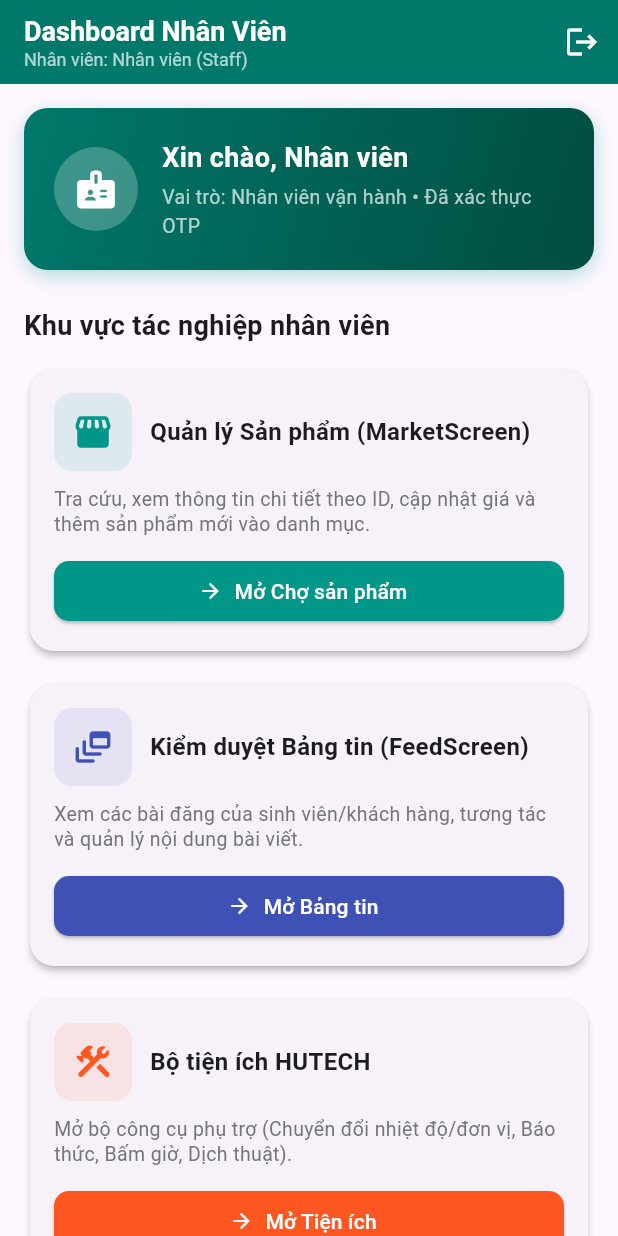
After one commit to aoi0701/NgocTruong_2380602415, a Flutter app: the StaffScreen screen opened directly, on a phone screen of 412 x 824 dp. The commit adds this screen. Run offline on Flutter 3.47's test engine with Material 3 defaults, Android fonts, the phone set to English and light mode, and no system bars; our stand-ins replace camera, carousel_slider, flutter_dotenv, google_nav_bar, image_picker, jwt_decoder and 7 more; missing offline and left inert: alarm, google_mlkit_text_recognition, google_mlkit_translation, smart_auth; accounts and stored records are empty; network calls fail.

Commit message:
feat: implement OTP login verification and Staff role with dashboard

```diff
--- a/lib/practice/practice_entry.dart
+++ b/lib/practice/practice_entry.dart
@@ -116,8 +116,8 @@ class _PracticeHubScreen extends StatelessWidget {
             // Card 1: Tuần 7 - Xác thực & Phân quyền
             _buildActionCard(
               context,
-              title: 'Tuần 7: Xác thực & Phân quyền',
-              subtitle: 'Đăng ký, Đăng nhập JWT, Tự động đăng nhập đúng Role (Admin/User), SmartAuth, Quản lý Danh mục.',
+              title: 'Tuần 7: Xác thực & Phân quyền 3 vai trò',
+              subtitle: 'Đăng ký Email, Đăng nhập OTP, Phân quyền chuẩn xác (Admin / Nhân viên / Khách hàng), SmartAuth, Quản lý Danh mục.',
               icon: Icons.security_rounded,
               color: Colors.blue[700]!,
               onTap: () {
--- a/lib/screens/registration_screen.dart
+++ b/lib/screens/registration_screen.dart
@@ -301,9 +301,9 @@ class _RegistrationScreenState extends State<RegistrationScreen> {
                 ),
                 const SizedBox(height: 12),
 
-                // Vai trò (Role selection: User / Admin)
+                // Vai trò (Role selection: User / Staff / Admin)
                 DropdownButtonFormField<String>(
-                  value: ['User', 'Admin'].contains(_roleController.text)
+                  value: ['User', 'Staff', 'Admin'].contains(_roleController.text)
                       ? _roleController.text
                       : 'User',
                   decoration: InputDecoration(
@@ -322,11 +322,15 @@ class _RegistrationScreenState extends State<RegistrationScreen> {
                   items: const [
                     DropdownMenuItem(
                       value: 'User',
-                      child: Text('User (Người dùng thông thường)'),
+                      child: Text('Khách hàng / Sinh viên (User)'),
+                    ),
+                    DropdownMenuItem(
+                      value: 'Staff',
+                      child: Text('Nhân viên vận hành (Staff)'),
                     ),
                     DropdownMenuItem(
                       value: 'Admin',
-                      child: Text('Admin (Quản trị viên)'),
+                      child: Text('Quản trị viên hệ thống (Admin)'),
                     ),
                   ],
                   onChanged: (val) {
--- /dev/null
+++ b/lib/screens/staff_screen.dart
@@ -0,0 +1,267 @@
+import 'package:flutter/material.dart';
+import '../utils/auth.dart';
+import 'login_screen.dart';
+import 'market_screen.dart';
+import 'feed_screen.dart';
+import '../HomeScreen.dart';
+
+class StaffScreen extends StatefulWidget {
+  const StaffScreen({super.key});
+
+  @override
+  State<StaffScreen> createState() => _StaffScreenState();
+}
+
+class _StaffScreenState extends State<StaffScreen> {
+  String _staffName = 'Nhân viên';
+
+  @override
+  void initState() {
+    super.initState();
+    _loadStaffInfo();
+  }
+
+  Future<void> _loadStaffInfo() async {
+    final name = await Auth.getUsername();
+    if (mounted && name != null && name.isNotEmpty) {
+      setState(() => _staffName = name);
+    }
+  }
+
+  Future<void> _handleLogout() async {
+    final bool? confirm = await showDialog<bool>(
+      context: context,
+      builder: (ctx) => AlertDialog(
+        title: const Text('Đăng xuất'),
+        content: const Text('Bạn có chắc chắn muốn đăng xuất khỏi tài khoản nhân viên?'),
+        actions: [
+          TextButton(
+            onPressed: () => Navigator.pop(ctx, false),
+            child: const Text('Hủy'),
+          ),
+          ElevatedButton(
+            style: ElevatedButton.styleFrom(backgroundColor: Colors.red),
+            onPressed: () => Navigator.pop(ctx, true),
+            child: const Text('Đăng xuất', style: TextStyle(color: Colors.white)),
+          ),
+        ],
+      ),
+    );
+
+    if (confirm == true) {
+      await Auth.logout();
+      if (!mounted) return;
+      Navigator.pushAndRemoveUntil(
+        context,
+        MaterialPageRoute(builder: (_) => const LoginScreen()),
+        (route) => false,
+      );
+    }
+  }
+
+  @override
+  Widget build(BuildContext context) {
+    return Scaffold(
+      appBar: AppBar(
+        title: Column(
+          crossAxisAlignment: CrossAxisAlignment.start,
+          children: [
+            const Text(
+              'Dashboard Nhân Viên',
+              style: TextStyle(fontWeight: FontWeight.bold, fontSize: 18),
+            ),
+            Text(
+              'Nhân viên: $_staffName (Staff)',
+              style: const TextStyle(fontSize: 12, color: Colors.white70),
+            ),
+          ],
+        ),
+        backgroundColor: Colors.teal[700],
+        foregroundColor: Colors.white,
+        actions: [
+          IconButton(
+            icon: const Icon(Icons.logout),
+            tooltip: 'Đăng xuất',
+            onPressed: _handleLogout,
+          ),
+        ],
+      ),
+      body: SingleChildScrollView(
+        padding: const EdgeInsets.all(16.0),
+        child: Column(
+          crossAxisAlignment: CrossAxisAlignment.start,
+          children: [
+            // Banner chào mừng nhân viên
+            Container(
+              padding: const EdgeInsets.all(20),
+              decoration: BoxDecoration(
+                gradient: LinearGradient(
+                  colors: [Colors.teal[700]!, Colors.teal[900]!],
+                  begin: Alignment.topLeft,
+                  end: Alignment.bottomRight,
+                ),
+                borderRadius: BorderRadius.circular(16),
+                boxShadow: [
+                  BoxShadow(
+                    color: Colors.teal.withValues(alpha: 0.3),
+                    blurRadius: 10,
+                    offset: const Offset(0, 4),
+                  ),
+                ],
+              ),
+              child: Row(
+                children: [
+                  CircleAvatar(
+                    radius: 28,
+                    backgroundColor: Colors.white24,
+                    child: const Icon(Icons.badge_rounded, color: Colors.white, size: 30),
+                  ),
+                  const SizedBox(width: 16),
+                  Expanded(
+                    child: Column(
+                      crossAxisAlignment: CrossAxisAlignment.start,
+                      children: [
+                        Text(
+                          'Xin chào, $_staffName',
+                          style: const TextStyle(
+                            color: Colors.white,
+                            fontSize: 18,
+                            fontWeight: FontWeight.bold,
+                          ),
+                        ),
+                        const SizedBox(height: 4),
+                        const Text(
+                          'Vai trò: Nhân viên vận hành • Đã xác thực OTP',
+                          style: TextStyle(color: Colors.white70, fontSize: 13),
+                        ),
+                      ],
+                    ),
+                  ),
+                ],
+              ),
+            ),
+            const SizedBox(height: 24),
+
+            const Text(
+              'Khu vực tác nghiệp nhân viên',
+              style: TextStyle(fontSize: 18, fontWeight: FontWeight.bold),
+            ),
+            const SizedBox(height: 12),
+
+            // Card 1: Chợ sản phẩm
+            _buildFeatureCard(
+              title: 'Quản lý Sản phẩm (MarketScreen)',
+              subtitle: 'Tra cứu, xem thông tin chi tiết theo ID, cập nhật giá và thêm sản phẩm mới vào danh mục.',
+              icon: Icons.storefront_rounded,
+              color: Colors.teal,
+              buttonText: 'Mở Chợ sản phẩm',
+              onTap: () {
+                Navigator.push(
+                  context,
+                  MaterialPageRoute(builder: (_) => const MarketScreen()),
+                );
+              },
+            ),
+            const SizedBox(height: 14),
+
+            // Card 2: Bảng tin bài viết
+            _buildFeatureCard(
+              title: 'Kiểm duyệt Bảng tin (FeedScreen)',
+              subtitle: 'Xem các bài đăng của sinh viên/khách hàng, tương tác và quản lý nội dung bài viết.',
+              icon: Icons.dynamic_feed_rounded,
+              color: Colors.indigo,
+              buttonText: 'Mở Bảng tin',
+              onTap: () {
+                Navigator.push(
+                  context,
+                  MaterialPageRoute(builder: (_) => const FeedScreen()),
+                );
+              },
+            ),
+            const SizedBox(height: 14),
+
+            // Card 3: Tiện ích HUTECH
+            _buildFeatureCard(
+              title: 'Bộ tiện ích HUTECH',
+              subtitle: 'Mở bộ công cụ phụ trợ (Chuyển đổi nhiệt độ/đơn vị, Báo thức, Bấm giờ, Dịch thuật).',
+              icon: Icons.construction_rounded,
+              color: Colors.deepOrange,
+              buttonText: 'Mở Tiện ích',
+              onTap: () {
+                Navigator.push(
+                  context,
+                  MaterialPageRoute(builder: (_) => const HomeScreen()),
+                );
+              },
+            ),
+          ],
+        ),
+      ),
+    );
+  }
+
+  Widget _buildFeatureCard({
+    required String title,
+    required String subtitle,
+    required IconData icon,
+    required MaterialColor color,
+    required String buttonText,
+    required VoidCallback onTap,
+  }) {
+    return Card(
+      elevation: 2,
+      shape: RoundedRectangleBorder(borderRadius: BorderRadius.circular(16)),
+      child: Padding(
+        padding: const EdgeInsets.all(16.0),
+        child: Column(
+          crossAxisAlignment: CrossAxisAlignment.start,
+          children: [
+            Row(
+              children: [
+                Container(
+                  padding: const EdgeInsets.all(12),
+                  decoration: BoxDecoration(
+                    color: color.withValues(alpha: 0.1),
+                    borderRadius: BorderRadius.circular(12),
+                  ),
+                  child: Icon(icon, color: color, size: 28),
+                ),
+                const SizedBox(width: 12),
+                Expanded(
+                  child: Text(
+                    title,
+                    style: const TextStyle(
+                      fontSize: 16,
+                      fontWeight: FontWeight.bold,
+                    ),
+                  ),
+                ),
+              ],
+            ),
+            const SizedBox(height: 10),
+            Text(
+              subtitle,
+              style: TextStyle(color: Colors.grey[600], fontSize: 13, height: 1.3),
+            ),
+            const SizedBox(height: 12),
+            SizedBox(
+              width: double.infinity,
+              child: ElevatedButton.icon(
+                onPressed: onTap,
+                style: ElevatedButton.styleFrom(
+                  backgroundColor: color,
+                  foregroundColor: Colors.white,
+                  shape: RoundedRectangleBorder(
+                    borderRadius: BorderRadius.circular(10),
+                  ),
+                ),
+                icon: const Icon(Icons.arrow_forward, size: 16),
+                label: Text(buttonText),
+              ),
+            ),
+          ],
+        ),
+      ),
+    );
+  }
+}
--- a/lib/services/auth_service.dart
+++ b/lib/services/auth_service.dart
@@ -6,16 +6,59 @@ import '../config/config_url.dart';
 
 class AuthService {
   String get apiUrl => "${Config_URL.baseUrl}Authenticate/login";
+  String get requestOtpUrl => "${Config_URL.baseUrl}Authenticate/request-otp";
 
-  Future<Map<String, dynamic>> login(String username, String password) async {
+  /// Yêu cầu gửi mã OTP xác thực đăng nhập
+  Future<Map<String, dynamic>> requestOtp(String username) async {
     try {
+      final response = await http.post(
+        Uri.parse(requestOtpUrl),
+        headers: {"Content-Type": "application/json"},
+        body: jsonEncode({"username": username}),
+      );
+
+      if (response.statusCode == 200) {
+        final data = jsonDecode(response.body);
+        return {
+          "success": true,
+          "otp": data['otp']?.toString(),
+          "message": data['message'] ?? 'Mã OTP đã được gửi thành công.',
+        };
+      } else {
+        String msg = "Không gửi được OTP";
+        try {
+          final data = jsonDecode(response.body);
+          if (data is Map && data['message'] != null) {
+            msg = data['message'].toString();
+          }
+        } catch (_) {}
+        return {"success": false, "message": msg};
+      }
+    } catch (e) {
+      // Fallback mô phỏng OTP khi ngoại tuyến / server chưa sẵn sàng
+      return {
+        "success": true,
+        "otp": "123456",
+        "message": "Mã OTP kiểm thử của bạn là: 123456",
+      };
+    }
+  }
+
+  /// Đăng nhập với Tên đăng nhập + Mật khẩu + Mã OTP
+  Future<Map<String, dynamic>> login(String username, String password, {String? otp}) async {
+    try {
+      final Map<String, dynamic> body = {
+        "username": username,
+        "password": password,
+      };
+      if (otp != null && otp.isNotEmpty) {
+        body["otp"] = otp;
+      }
+
       final response = await http.post(
         Uri.parse(apiUrl),
         headers: {"Content-Type": "application/json"},
-        body: jsonEncode({
-          "username": username,
-          "password": password,
-        }),
+        body: jsonEncode(body),
       );
 
       if (response.statusCode == 200) {
--- a/lib/utils/auth.dart
+++ b/lib/utils/auth.dart
@@ -8,9 +8,14 @@ class Auth {
   static final AuthService _authService = AuthService();
   static final ApiClient _apiClient = ApiClient();
 
-  // Đăng nhập
-  static Future<Map<String, dynamic>> login(String username, String password) async {
-    final result = await _authService.login(username, password);
+  // Yêu cầu gửi OTP
+  static Future<Map<String, dynamic>> requestOtp(String username) async {
+    return await _authService.requestOtp(username);
+  }
+
+  // Đăng nhập có hỗ trợ mã OTP
+  static Future<Map<String, dynamic>> login(String username, String password, {String? otp}) async {
+    final result = await _authService.login(username, password, otp: otp);
     return result;
   }
 
```
Also changed, not shown: lib/screens/login_screen.dart (+107 -11 lines), 4 other files.
